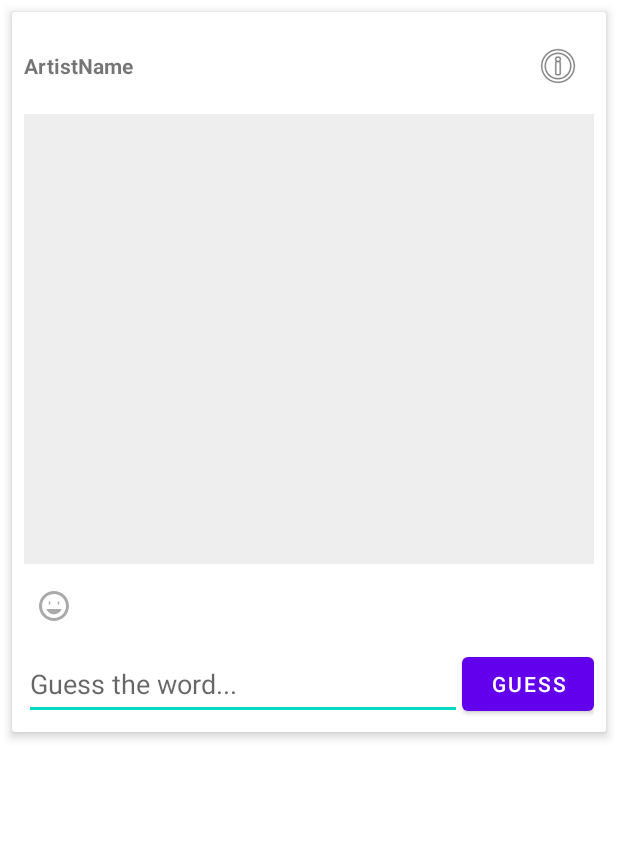
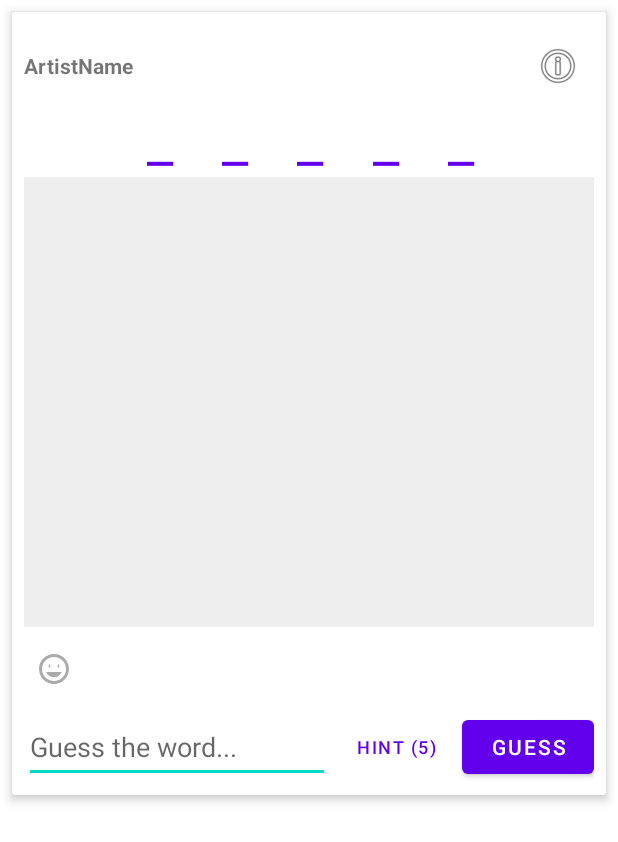
Before and after one commit to renzzzi/BadArt, an Android app: the layout item_post.xml on its own in the app's theme, with its tools: preview values and no code run, on a phone screen of 412 x 824 dp. Shown: the top 842 px of the screen. Run offline under Robolectric (Android 15) with nearby library versions, the phone set to English and light mode, and no system bars.

Commit message:
Added underscore that represents how many letters are in the word to be guessed.
Implemented a hint button on the post so the user can use hints that are worth 5 points. Upon using a hint, a random letter on a random blank space appear that will slowly fade out and vanish lasting up to 10 seconds

```diff
--- a/app/src/main/res/layout/item_post.xml
+++ b/app/src/main/res/layout/item_post.xml
@@ -68,22 +68,36 @@
             app:barrierDirection="bottom"
             app:constraint_referenced_ids="tvArtist,btnReport,btnDelete,tvReportWarning" />
 
+        <TextView
+            android:id="@+id/tvHintDisplay"
+            android:layout_width="0dp"
+            android:layout_height="wrap_content"
+            android:layout_marginTop="8dp"
+            android:layout_marginBottom="8dp"
+            android:gravity="center"
+            android:letterSpacing="0.3"
+            android:text="_ _ _ _ _"
+            android:textColor="@color/primary_color"
+            android:textSize="28sp"
+            android:textStyle="bold"
+            android:typeface="monospace"
+            android:visibility="gone"
+            app:layout_constraintBottom_toTopOf="@+id/ivDrawing"
+            app:layout_constraintEnd_toEndOf="parent"
+            app:layout_constraintStart_toStartOf="parent"
+            app:layout_constraintTop_toBottomOf="@+id/barrierHeader" />
+
         <ImageView
             android:id="@+id/ivDrawing"
             android:layout_width="0dp"
             android:layout_height="300dp"
-            android:layout_marginTop="8dp"
+            android:layout_marginTop="4dp"
             android:background="@color/light_gray"
             android:scaleType="fitCenter"
             app:layout_constraintEnd_toEndOf="parent"
             app:layout_constraintStart_toStartOf="parent"
-            app:layout_constraintTop_toBottomOf="@+id/barrierHeader" />
+            app:layout_constraintTop_toBottomOf="@+id/tvHintDisplay" />
 
-        <!--
-           FIXED CONSTRAINTS:
-           Both btnReact and tvReactions are now anchored Top_toBottomOf ivDrawing.
-           This ensures they never float up over the image.
-        -->
         <ImageButton
             android:id="@+id/btnReact"
             android:layout_width="40dp"
@@ -147,9 +161,21 @@
             android:layout_marginTop="8dp"
             android:hint="@string/hint_guess"
             android:minHeight="48dp"
-            app:layout_constraintEnd_toStartOf="@+id/btnGuess"
+            app:layout_constraintEnd_toStartOf="@+id/btnHint"
             app:layout_constraintStart_toStartOf="parent"
             app:layout_constraintTop_toBottomOf="@+id/tvGuessHistory" />
+
+        <Button
+            android:id="@+id/btnHint"
+            style="@style/Widget.MaterialComponents.Button.TextButton"
+            android:layout_width="wrap_content"
+            android:layout_height="wrap_content"
+            android:text="Hint (5)"
+            android:textSize="12sp"
+            app:layout_constraintBottom_toBottomOf="@+id/etGuess"
+            app:layout_constraintEnd_toStartOf="@+id/btnGuess"
+            app:layout_constraintStart_toEndOf="@+id/etGuess"
+            app:layout_constraintTop_toTopOf="@+id/etGuess" />
 
         <Button
             android:id="@+id/btnGuess"
@@ -158,14 +184,13 @@
             android:text="@string/btn_guess"
             app:layout_constraintBottom_toBottomOf="@+id/etGuess"
             app:layout_constraintEnd_toEndOf="parent"
-            app:layout_constraintStart_toEndOf="@+id/etGuess"
             app:layout_constraintTop_toTopOf="@+id/etGuess" />
 
         <androidx.constraintlayout.widget.Group
             android:id="@+id/layoutGuessing"
             android:layout_width="wrap_content"
             android:layout_height="wrap_content"
-            app:constraint_referenced_ids="etGuess,btnGuess" />
+            app:constraint_referenced_ids="etGuess,btnGuess,btnHint,tvHintDisplay" />
 
     </androidx.constraintlayout.widget.ConstraintLayout>
 </androidx.cardview.widget.CardView>
```
Also changed, not shown: app/src/main/java/com/example/badart/ui/FeedAdapter.kt (+105 -22 lines), app/src/main/java/com/example/badart/ui/FeedFragment.kt (+21 -8 lines), app/src/main/java/com/example/badart/viewmodel/SharedViewModel.kt (+16 -0 lines).
